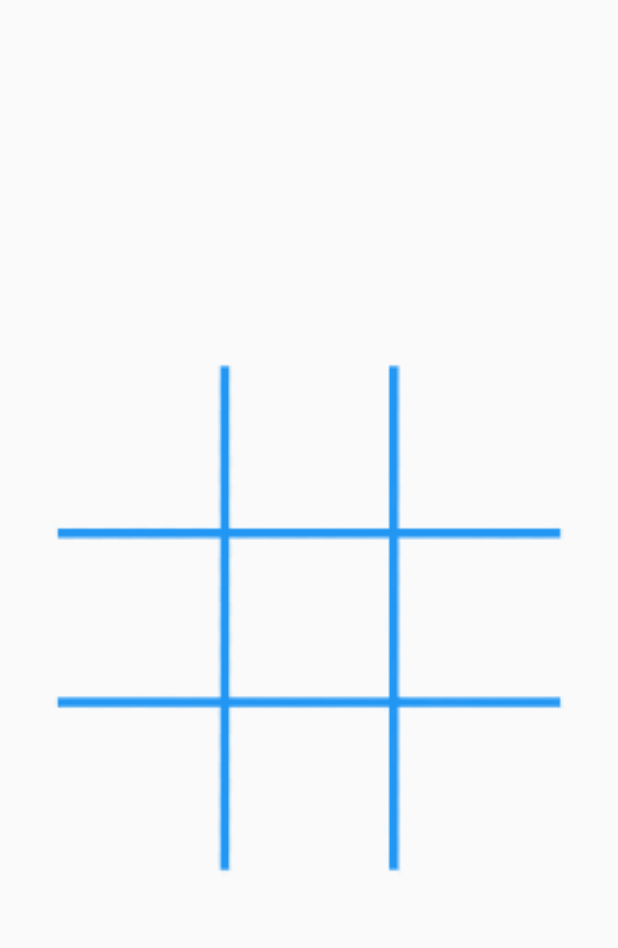
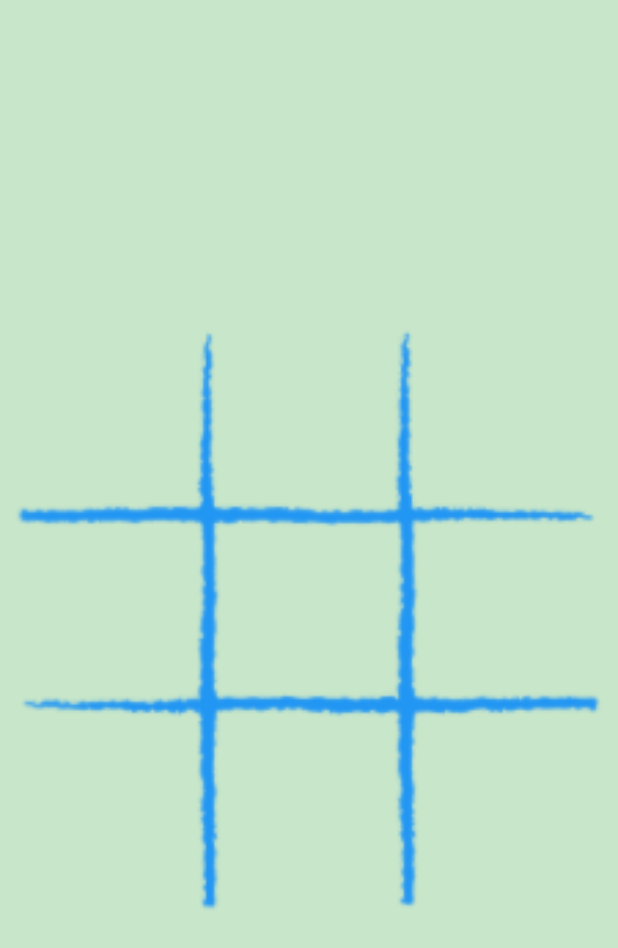
Before and after one commit to QFayzullo/simple_game, a Flutter app: the screen it shows after launch, on a phone screen of 412 x 824 dp. Shown: the top 948 px of the screen. Run offline on Flutter 3.47's test engine with Material 2 defaults, Android fonts, the phone set to English and light mode, and no system bars.

Commit message:
tic_tac_tao

```diff
--- /dev/null
+++ b/lib/board_tile.dart
@@ -0,0 +1,38 @@
+import 'package:flutter/material.dart';
+import 'package:tic_tac_taos/tile_state.dart';
+class BoardTile extends StatelessWidget {
+  final dimention;
+  final VoidCallback onPressed;
+  final TileState tileState;
+  const BoardTile({Key? key, this.dimention, required this.onPressed, required this.tileState}) : super(key: key);
+
+  @override
+  Widget build(BuildContext context) {
+    return  SizedBox(
+      width: dimention,
+      height: dimention,
+      child: TextButton(
+        onPressed: onPressed,
+        child: _widgetForTileState(),
+      ),
+    );
+  }
+  Widget _widgetForTileState(){
+    Widget widget;
+    switch (tileState){
+      case TileState.EMPTY:{
+        widget=Container();
+      }
+      break;
+      case TileState.CROSS:{
+        widget=Image.asset("images/xxx.png",width: 200,height: 200);
+      }
+      break;
+      case TileState.CIRCLE:{
+        widget=Image.asset("images/oo.png",width: 200,height: 200);
+      }
+      break;
+    }
+    return widget;
+  }
+}
--- a/lib/main.dart
+++ b/lib/main.dart
@@ -1,4 +1,6 @@
 import 'package:flutter/material.dart';
+import 'package:tic_tac_taos/board_tile.dart';
+import 'package:tic_tac_taos/tile_state.dart';
 
 void main() {
   runApp(MyApp());
@@ -12,19 +14,58 @@ class MyApp extends StatefulWidget {
 }
 
 class _MyAppState extends State<MyApp> {
+  var _boardState=List.filled(9, TileState.EMPTY);
   @override
   Widget build(BuildContext context) {
     return MaterialApp(
       debugShowCheckedModeBanner: false,
       home: Scaffold(
-        body: Center(child:
-        Image.asset("images/romka.png",
-         width: double.infinity,
-         fit: BoxFit.fill,
-         color: Colors.blue
+        body: Container(
+          color: Colors.green[100],
+          child: Center(child:
+          Stack(
+            children: [Image.asset("images/rumka.png",width: double.infinity,
+              fit: BoxFit.fill,
+              color: Colors.blue),
+              _boardTiles(),
+            ]),
+          ),
         ),
         ),
-      ),
-    );
+      );
+  }
+  Widget _boardTiles(){
+    return Builder(builder: (context){
+      final boardDimention=MediaQuery.of(context).size.width;
+      final tileDimention=boardDimention/3;
+      return Container(
+        width: boardDimention,
+        height: boardDimention,
+        child: Column(
+          children:
+            chunk(_boardState, 3).asMap().entries.map((entry){
+              final chunkIndex=entry.key;
+              final tileStateChunk=entry.value;
+              return Row(
+                children: tileStateChunk.asMap().entries.map((innerEntry){
+                  final innerIndex=innerEntry.key;
+                  final tileState=innerEntry.value;
+                  final tileIndex=(chunkIndex*3)+innerIndex;
+                  return BoardTile(
+                    tileState: tileState,
+                    dimention: tileDimention,
+                    onPressed: () => _updateTileStateForIndex(tileIndex),
+                  );
+                }).toList(),
+              );
+            }).toList()));
+    });
+  }
+  void _updateTileStateForIndex(int selectedIndex){
+    if(_boardState[selectedIndex]==TileState.EMPTY){
+      setState(() {
+        _boardState[selectedIndex]=TileState.CIRCLE;
+      });
+    }
   }
 }
--- /dev/null
+++ b/lib/tile_state.dart
@@ -0,0 +1,8 @@
+import 'dart:math';
+
+import 'package:flutter/material.dart';
+enum TileState { EMPTY, CROSS, CIRCLE }
+List<List<TileState>>chunk(List<TileState> list,int size){
+  return List.generate((list.length/size).ceil(),
+          (index) => list.sublist(index*size,min(index*size+size,list.length)));
+}
```
Also changed, not shown: images/oo.png (added), images/ramka.png (added), images/rumka.png (added), images/xxx.png (added).
